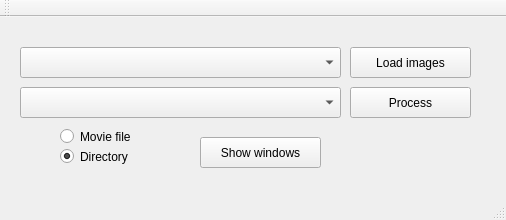
Old version of the form src/GUI/mainwindow.ui in the repository mjedros/mgr.
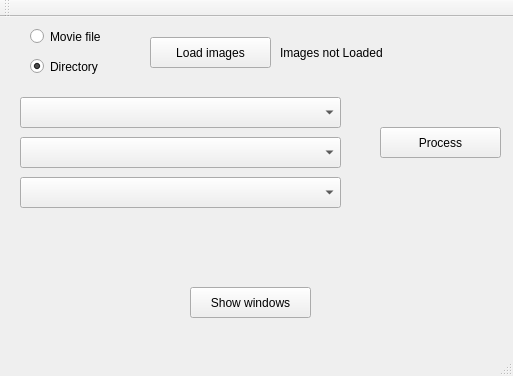
New version of the form.

```diff
--- a/src/GUI/mainwindow.ui
+++ b/src/GUI/mainwindow.ui
@@ -6,8 +6,8 @@
    <rect>
     <x>0</x>
     <y>0</y>
-    <width>506</width>
-    <height>220</height>
+    <width>513</width>
+    <height>376</height>
    </rect>
   </property>
   <property name="windowTitle">
@@ -18,7 +18,7 @@
     <property name="geometry">
      <rect>
       <x>20</x>
-      <y>30</y>
+      <y>120</y>
       <width>321</width>
       <height>31</height>
      </rect>
@@ -27,8 +27,8 @@
    <widget class="QPushButton" name="Process">
     <property name="geometry">
      <rect>
-      <x>350</x>
-      <y>70</y>
+      <x>380</x>
+      <y>110</y>
       <width>121</width>
       <height>31</height>
      </rect>
@@ -41,7 +41,7 @@
     <property name="geometry">
      <rect>
       <x>20</x>
-      <y>70</y>
+      <y>80</y>
       <width>321</width>
       <height>31</height>
      </rect>
@@ -50,8 +50,8 @@
    <widget class="QRadioButton" name="File">
     <property name="geometry">
      <rect>
-      <x>60</x>
-      <y>110</y>
+      <x>30</x>
+      <y>10</y>
       <width>86</width>
       <height>19</height>
      </rect>
@@ -63,8 +63,8 @@
    <widget class="QRadioButton" name="Directory">
     <property name="geometry">
      <rect>
-      <x>60</x>
-      <y>130</y>
+      <x>30</x>
+      <y>40</y>
       <width>86</width>
       <height>19</height>
      </rect>
@@ -80,8 +80,8 @@
    <widget class="QPushButton" name="LoadImages">
     <property name="geometry">
      <rect>
-      <x>350</x>
-      <y>30</y>
+      <x>150</x>
+      <y>20</y>
       <width>121</width>
       <height>31</height>
      </rect>
@@ -93,8 +93,8 @@
    <widget class="QPushButton" name="ShowWindows">
     <property name="geometry">
      <rect>
-      <x>200</x>
-      <y>120</y>
+      <x>190</x>
+      <y>270</y>
       <width>121</width>
       <height>31</height>
      </rect>
@@ -103,6 +103,48 @@
      <string>Show windows</string>
     </property>
    </widget>
+   <widget class="QLabel" name="ProcessingProgress">
+    <property name="enabled">
+     <bool>false</bool>
+    </property>
+    <property name="geometry">
+     <rect>
+      <x>390</x>
+      <y>150</y>
+      <width>111</width>
+      <height>21</height>
+     </rect>
+    </property>
+    <property name="text">
+     <string/>
+    </property>
+   </widget>
+   <widget class="QComboBox" name="MorphologicalElementType">
+    <property name="geometry">
+     <rect>
+      <x>20</x>
+      <y>160</y>
+      <width>321</width>
+      <height>31</height>
+     </rect>
+    </property>
+   </widget>
+   <widget class="QLabel" name="ImagesLoaded">
+    <property name="enabled">
+     <bool>true</bool>
+    </property>
+    <property name="geometry">
+     <rect>
+      <x>280</x>
+      <y>20</y>
+      <width>141</width>
+      <height>31</height>
+     </rect>
+    </property>
+    <property name="text">
+     <string>Images not Loaded</string>
+    </property>
+   </widget>
   </widget>
   <widget class="QMenuBar" name="menuBar">
    <property name="geometry">
```
Left out of the diff: 3 changed lines with no effect on the pictures.
